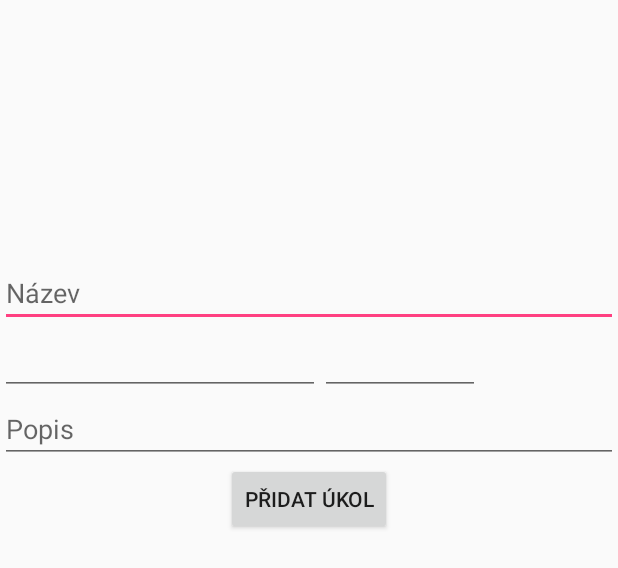
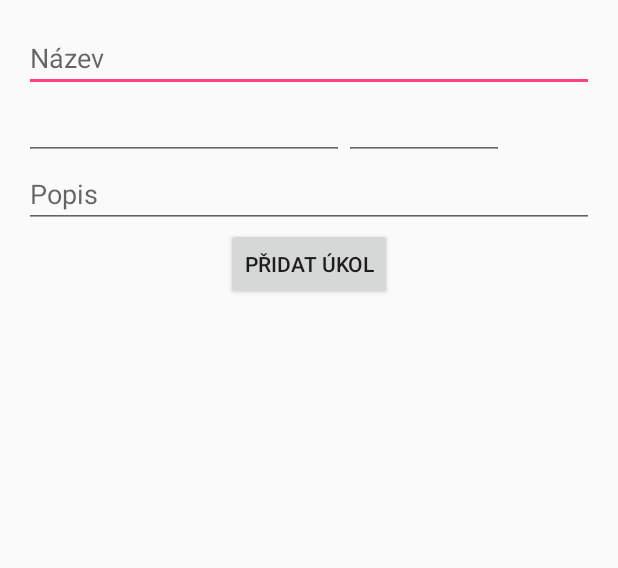
Before and after one commit to buzzcz/MKZ, an Android app: the layout content_add_task.xml on its own in the app's theme, with its tools: preview values and no code run, on a phone screen of 412 x 824 dp. Shown: the top 568 px of the screen. Run offline under Robolectric (Android 15) with nearby library versions, the phone set to English and light mode, and no system bars.

Commit message:
Changes in layouts due to landscape problems

```diff
--- a/app/src/main/res/layout/content_add_task.xml
+++ b/app/src/main/res/layout/content_add_task.xml
@@ -1,85 +1,67 @@
 <?xml version="1.0" encoding="utf-8"?>
-<android.support.design.widget.CoordinatorLayout
-    xmlns:android="http://schemas.android.com/apk/res/android"
+<RelativeLayout xmlns:android="http://schemas.android.com/apk/res/android"
+                xmlns:app="http://schemas.android.com/apk/res-auto"
                 xmlns:tools="http://schemas.android.com/tools"
                 android:layout_width="match_parent"
                 android:layout_height="match_parent"
-    android:fitsSystemWindows="true"
-    tools:context=".tasks.TasksActivity">
-
-    <LinearLayout
-        android:orientation="vertical"
-        android:layout_width="match_parent"
-        android:layout_height="match_parent"
-        android:weightSum="1">
-
-        <Space
-            android:layout_width="match_parent"
-            android:layout_height="0dp"
-            android:layout_weight="0.20"/>
-
-        <LinearLayout
-            android:orientation="horizontal"
-            android:layout_width="match_parent"
-            android:layout_height="wrap_content">
+                android:paddingBottom="@dimen/activity_vertical_margin"
+                android:paddingLeft="@dimen/activity_horizontal_margin"
+                android:paddingRight="@dimen/activity_horizontal_margin"
+                android:paddingTop="@dimen/activity_vertical_margin"
+                app:layout_behavior="@string/appbar_scrolling_view_behavior"
+                tools:context=".subjects.AddTimetableActivity"
+                tools:showIn="@layout/activity_add_task">
 
     <EditText
+        android:id="@+id/titleEditText"
         android:layout_width="match_parent"
         android:layout_height="wrap_content"
-                android:id="@+id/titleEditText"
+        android:layout_alignParentLeft="true"
+        android:layout_alignParentStart="true"
+        android:layout_alignParentTop="true"
         android:hint="@string/task_title"/>
-        </LinearLayout>
-
-        <LinearLayout
-            android:orientation="horizontal"
-            android:layout_width="match_parent"
-            android:layout_height="wrap_content">
 
     <EditText
+        android:id="@+id/dateEditText"
         android:layout_width="wrap_content"
         android:layout_height="wrap_content"
+        android:layout_alignParentLeft="true"
+        android:layout_alignParentStart="true"
+        android:layout_below="@+id/titleEditText"
+        android:ems="10"
         android:inputType="date"
-                android:ems="10"
-                android:id="@+id/dateEditText"
         android:onClick="selectDate"
-                android:textIsSelectable="true"
-                />
+        android:textIsSelectable="true"/>
 
     <EditText
+        android:id="@+id/timeEditText"
         android:layout_width="wrap_content"
         android:layout_height="wrap_content"
+        android:layout_below="@+id/titleEditText"
+        android:layout_toEndOf="@+id/dateEditText"
+        android:layout_toRightOf="@+id/dateEditText"
+        android:ems="5"
         android:inputType="time"
-                android:ems="5"
-                android:id="@+id/timeEditText"
         android:onClick="selectTime"
-                android:textIsSelectable="true"
-                />
-
-        </LinearLayout>
-
-        <LinearLayout
-            android:orientation="horizontal"
-            android:layout_width="match_parent"
-            android:layout_height="wrap_content">
+        android:textIsSelectable="true"/>
 
     <EditText
-                android:layout_width="0dp"
+        android:id="@+id/descriptionEditText"
+        android:layout_width="match_parent"
         android:layout_height="wrap_content"
-                android:inputType="textMultiLine"
-                android:ems="10"
-                android:id="@+id/descriptionEditText"
+        android:layout_alignParentLeft="true"
+        android:layout_alignParentStart="true"
+        android:layout_below="@+id/dateEditText"
         android:hint="@string/task_description"
-                android:layout_weight="1"/>
-        </LinearLayout>
+        android:inputType="textMultiLine"/>
 
     <Button
+        android:id="@+id/addTaskButton"
         android:layout_width="wrap_content"
         android:layout_height="wrap_content"
-            android:text="@string/add_task"
-            android:id="@+id/addTaskButton"
-            android:layout_gravity="center_horizontal"
-            android:onClick="addTask"/>
+        android:layout_below="@+id/descriptionEditText"
+        android:layout_centerHorizontal="true"
+        android:onClick="addTask"
+        android:text="@string/add_task"/>
 
-    </LinearLayout>
-
-</android.support.design.widget.CoordinatorLayout>
+</RelativeLayout>
```
Also changed, not shown: app/src/main/res/layout/content_absences.xml (+14 -15 lines), app/src/main/res/layout/content_add_term.xml (+25 -40 lines). Lines whose indentation alone changed are shown as unchanged.
